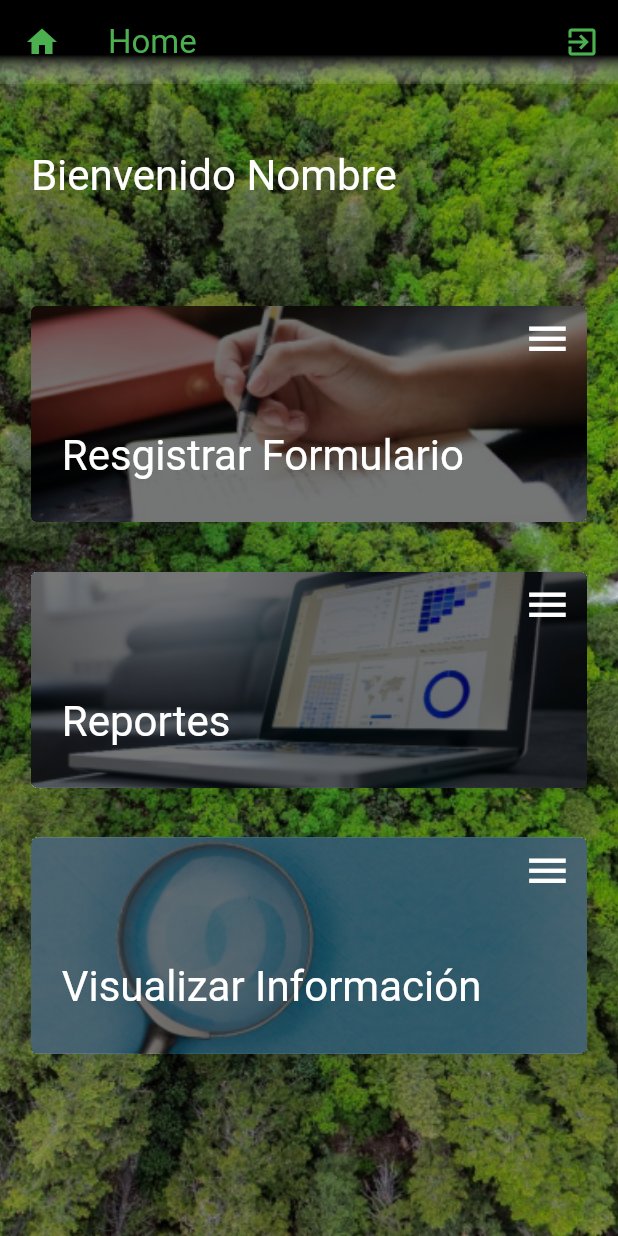
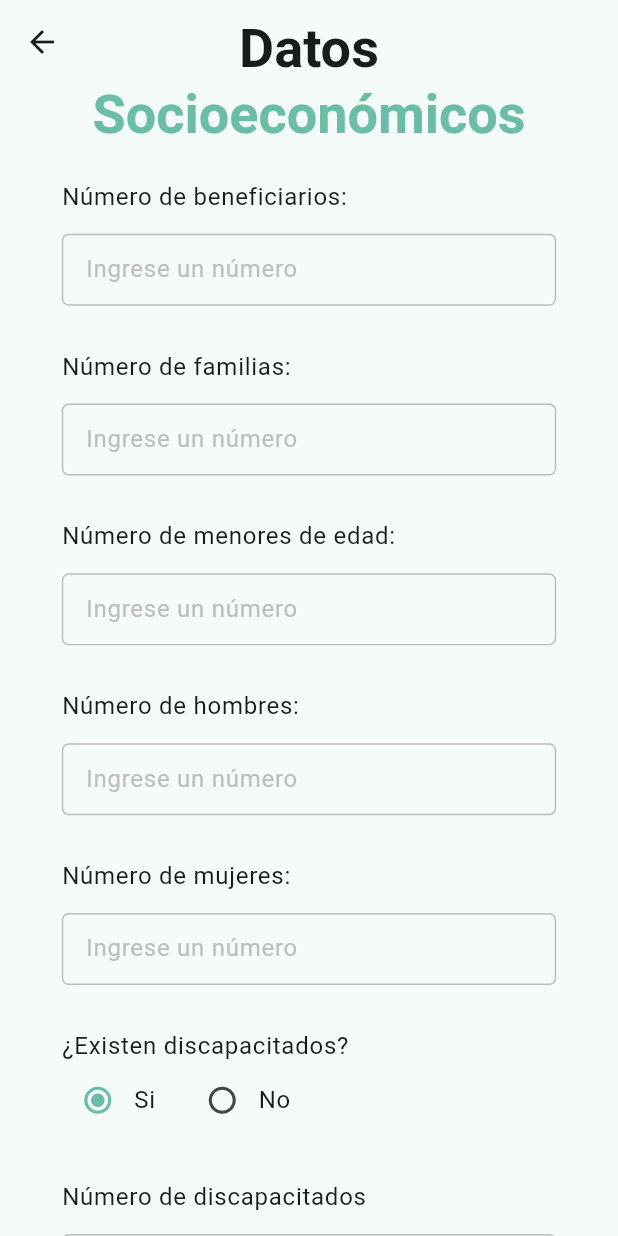
Before and after one commit to fxgonzalez5/ecomap, a Flutter app: the screen it shows once a user with an empty profile is signed in, after a tap on "Resgistrar Formulario", on a phone screen of 412 x 824 dp. Run offline on Flutter 3.47's test engine with Material 3 defaults, Android fonts, the phone set to English and light mode, and no system bars; our stand-ins replace firebase_auth, firebase_core, go_router; accounts and stored records are empty.

Commit message:
Formularios socioeconómicos creados

```diff
--- /dev/null
+++ b/devtools_options.yaml
@@ -0,0 +1 @@
+extensions:
--- a/lib/config/router/app_router.dart
+++ b/lib/config/router/app_router.dart
@@ -40,5 +40,17 @@ final appRouter = GoRouter(
       name: HomeScreen.name,
       builder: (context, state) => const HomeScreen(),
     ),
+
+    GoRoute(
+      path: '/form4',
+      name: Form4Screen.name,
+      builder: (context, state) => const Form4Screen(),
+    ),
+
+    GoRoute(
+      path: '/form5',
+      name: Form5Screen.name,
+      builder: (context, state) => const Form5Screen(),
+    ),
   ],
 );
--- a/lib/config/theme/app_theme.dart
+++ b/lib/config/theme/app_theme.dart
@@ -16,7 +16,22 @@ class AppTheme {
 
     textTheme: const TextTheme(
       displaySmall: TextStyle(fontWeight: FontWeight.bold),
-      headlineMedium: TextStyle(color: Colors.white,)
+      headlineMedium: TextStyle(color: Colors.white),
+      titleLarge: TextStyle(fontWeight: FontWeight.bold),
+    ),
+
+    inputDecorationTheme: InputDecorationTheme(
+      isDense: true,
+      border: InputBorder.none,
+      enabledBorder: OutlineInputBorder(
+        borderSide: BorderSide(color: Colors.grey.shade400, width: Responsive(context).hp(0.12)),
+        borderRadius: BorderRadius.circular(Responsive(context).ip(0.5)),
+      ),
+      focusedBorder: OutlineInputBorder(
+        borderSide: BorderSide(color: Colors.grey.shade400, width: Responsive(context).hp(0.12)),
+        borderRadius: BorderRadius.circular(Responsive(context).ip(0.5)),
+      ),
+      hintStyle: TextStyle(color: Colors.grey.shade400, fontWeight: FontWeight.normal),
     ),
 
     filledButtonTheme: FilledButtonThemeData(
--- a/lib/presentation/screens/auth/email_screen.dart
+++ b/lib/presentation/screens/auth/email_screen.dart
@@ -1,10 +1,9 @@
-import 'package:ecomap/presentation/screens/auth/reset_password_screen.dart';
-import 'package:ecomap/presentation/screens/screens.dart';
 import 'package:flutter/material.dart';
 import 'package:go_router/go_router.dart';
 import 'package:provider/provider.dart';
 import 'package:ecomap/config/theme/responsive.dart';
 import 'package:ecomap/presentation/providers/providers.dart';
+import 'package:ecomap/presentation/screens/screens.dart';
 import 'package:ecomap/presentation/widgets/widgets.dart';
 
 
--- /dev/null
+++ b/lib/presentation/screens/forms/form4_screen.dart
@@ -0,0 +1,68 @@
+import 'package:ecomap/presentation/screens/forms/form5_screen.dart';
+import 'package:flutter/material.dart';
+import 'package:ecomap/config/theme/responsive.dart';
+import 'package:ecomap/presentation/widgets/widgets.dart';
+import 'package:go_router/go_router.dart';
+
+
+class Form4Screen extends StatelessWidget {
+  static const String name = 'form4_screen';
+
+  const Form4Screen({super.key});
+
+  @override
+  Widget build(BuildContext context) {
+    final responsive = Responsive(context);
+
+    return Scaffold(
+      body: CustomScrollView(
+        slivers: [
+          SliverAppBar(
+            collapsedHeight: responsive.hp(8),
+            expandedHeight: responsive.hp(12),
+            pinned: true,
+            flexibleSpace: const FlexibleSpaceBar(
+              centerTitle: true,
+              expandedTitleScale: 1,
+              titlePadding: EdgeInsets.zero,
+              title: Head(title: 'Socioeconómicos')
+            ),
+          ),
+
+          SliverPadding(
+            padding: EdgeInsets.symmetric(vertical: responsive.hp(2.5), horizontal: responsive.wp(10)),
+            sliver: SliverList.list(
+              children: [
+                Form(
+                  child: Column(
+                    children: [
+                      buildCustomInputText('Número de beneficiarios:'),
+                      buildCustomInputText('Número de familias:'),
+                      buildCustomInputText('Número de menores de edad:'),
+                      buildCustomInputText('Número de hombres:'),
+                      buildCustomInputText('Número de mujeres:'),
+                      const CustomRadioButton(label: '¿Existen discapacitados?'),
+                      buildCustomInputText('Número de discapacitados'),
+                      FilledButton(
+                        onPressed: () => context.pushNamed(Form5Screen.name),
+                        child: const Text('Siguiente')
+                      )
+                    ],
+                  ),
+                ),
+              ],
+            ),
+          )
+        ]
+      )
+   );
+  }
+
+  CustomInputText buildCustomInputText(String label) {
+    return CustomInputText(
+      label: label,
+      hintText: 'Ingrese un número',
+      keyboardType: TextInputType.number,
+    );
+  }
+}
--- a/lib/presentation/screens/home/home_screen.dart
+++ b/lib/presentation/screens/home/home_screen.dart
@@ -75,7 +75,7 @@ class _HomeView extends StatelessWidget {
               _CustomCard(
                 text: 'Resgistrar Formulario',
                 imagePath: 'assets/images/card1.png',
-                onTap: () => print('click'), // TODO: Navegar a la pantalla correspondiente
+                onTap: () => context.pushNamed(Form4Screen.name)
               ),
               _CustomCard(
                 text: 'Reportes',
--- a/lib/presentation/screens/screens.dart
+++ b/lib/presentation/screens/screens.dart
@@ -1,3 +1,5 @@
+export 'package:ecomap/presentation/screens/forms/form5_screen.dart';
+export 'package:ecomap/presentation/screens/forms/form4_screen.dart';
 export 'package:ecomap/presentation/screens/auth/verification_screen.dart';
 export 'package:ecomap/presentation/screens/auth/email_screen.dart';
 export 'package:ecomap/presentation/screens/auth/reset_password_screen.dart';
--- /dev/null
+++ b/lib/presentation/widgets/forms/custom_input_text.dart
@@ -0,0 +1,52 @@
+import 'package:flutter/material.dart';
+import 'package:ecomap/config/theme/responsive.dart';
+
+class CustomInputText extends StatelessWidget {
+  final String label;
+  final String hintText;
+  final bool isMandatory;
+  final TextInputType? keyboardType;
+  final Function(String)? onChanged;
+  final String? Function(String?)? validator;
+
+  const CustomInputText({
+    super.key,
+    required this.label,
+    required this.hintText,
+    this.isMandatory = false,
+    this.keyboardType,
+    this.onChanged,
+    this.validator,
+  });
+
+  @override
+  Widget build(BuildContext context) {
+    final responsive = Responsive(context);
+    final texts = Theme.of(context).textTheme;
+
+    return Column(
+      crossAxisAlignment: CrossAxisAlignment.start,
+      children: [
+        Row(
+          children: [
+            Text(label, style: texts.bodyLarge),
+            if (isMandatory)
+              Text(' *', style: texts.bodyLarge!.copyWith(color: Colors.red))
+          ],
+        ),
+        Padding(
+          padding: EdgeInsets.only(top: responsive.hp(1.5), bottom: responsive.hp(3.5)),
+          child: TextFormField(
+            autocorrect: false,
+            keyboardType: keyboardType,
+            decoration: InputDecoration(
+              hintText: hintText
+            ),
+            onChanged: onChanged,
+            validator: validator,
+          ),
+        ),
+      ],
+    );
+  }
+}
--- /dev/null
+++ b/lib/presentation/widgets/forms/custom_radio_button.dart
@@ -0,0 +1,62 @@
+import 'package:flutter/material.dart';
+import 'package:ecomap/config/theme/responsive.dart';
+
+class CustomRadioButton<T> extends StatelessWidget {
+  final String label;
+  final List<T>? values;
+  final T? groupValue;
+  final List<String> titles;
+  final ValueChanged<T>? onChanged;
+
+  const CustomRadioButton({
+    super.key,
+    required this.label,
+    this.values,
+    this.groupValue,
+    this.titles = const ['Si', 'No'],
+    this.onChanged,
+  });
+
+  @override
+  Widget build(BuildContext context) {
+    final responsive = Responsive(context);
+    final texts = Theme.of(context).textTheme;
+
+    return Column(
+      crossAxisAlignment: CrossAxisAlignment.start,
+      children: [
+        Text(label, style: texts.bodyLarge),
+        Row(
+          children: [
+            Radio(
+              value: values?.first ?? true,
+              groupValue: groupValue ?? true,
+              onChanged: (value) {
+                if (onChanged != null) {
+                  onChanged!(value as T);
+                } else {
+
+                }
+              },
+            ),
+            Text(titles[0], style: texts.bodyLarge),
+            SizedBox(width: responsive.wp(5)),
+            Radio(
+              value: values?.last ?? false,
+              groupValue: groupValue ?? true,
+              onChanged: (value) {
+                if (onChanged != null) {
+                  onChanged!(value as T);
+                } else {
+
+                }
+              }
+            ),
+            Text(titles[1], style: texts.bodyLarge),
+          ],
+        ),
+        SizedBox(height: responsive.hp(3.5)),
+      ],
+    );
+  }
+}
--- /dev/null
+++ b/lib/presentation/widgets/forms/head.dart
@@ -0,0 +1,21 @@
+import 'package:flutter/material.dart';
+
+class Head extends StatelessWidget {
+  final String title;
+
+  const Head({super.key, required this.title});
+
+  @override
+  Widget build(BuildContext context) {
+    final texts = Theme.of(context).textTheme;
+    final colors = Theme.of(context).colorScheme;
+
+    return Column(
+      mainAxisAlignment: MainAxisAlignment.end,
+      children: [
+        Text('Datos', style: texts.displaySmall),
+        Text(title, style: texts.displaySmall!.copyWith(color: colors.primary))
+      ],
+    );
+  }
+}
--- a/lib/presentation/widgets/widgets.dart
+++ b/lib/presentation/widgets/widgets.dart
@@ -1 +1,4 @@
+export 'package:ecomap/presentation/widgets/forms/custom_radio_button.dart';
+export 'package:ecomap/presentation/widgets/forms/custom_input_text.dart';
+export 'package:ecomap/presentation/widgets/forms/head.dart';
 export 'package:ecomap/presentation/widgets/auth/custom_text_form_field.dart';
```
Also changed, not shown: lib/presentation/screens/forms/form5_screen.dart (added, +123 -0 lines).
